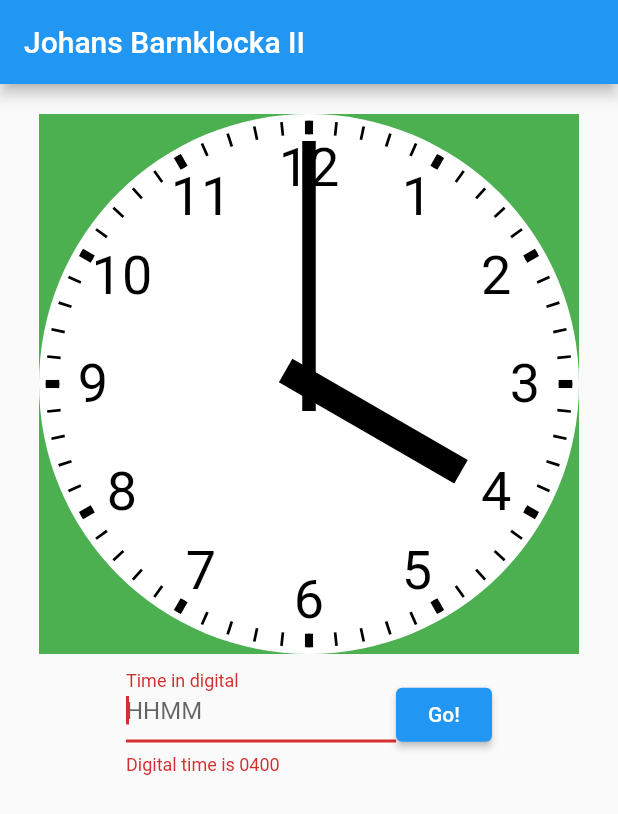
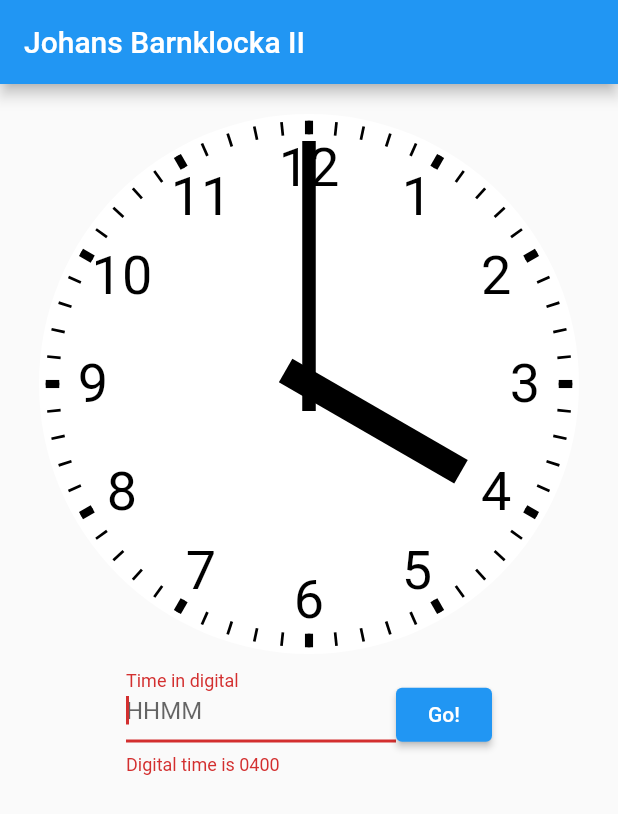
Before and after one commit to walles/barnklocka2, a Flutter app: the screen it shows after launch, after a tap on "Go!", on a phone screen of 412 x 824 dp. Shown: the top 814 px of the screen. Run offline on Flutter 3.47's test engine with Material 2 defaults, Android fonts, the phone set to English and light mode, and no system bars.

Commit message:
Drop development-only code

```diff
--- a/lib/clock.dart
+++ b/lib/clock.dart
@@ -40,10 +40,6 @@ class _ClockPainter extends CustomPainter {
   void paint(Canvas canvas, Size size) {
     // We should be inside an AspectRatio(1.0) widget
     assert((size.width - size.height) < 1.0, '${size.width} vs ${size.height}');
-
-    // FIXME: Maybe drop one or both of these lines?
-    canvas.clipRect(Rect.fromLTRB(0, 0, size.width, size.height));
-    canvas.drawColor(Colors.green, BlendMode.src);
 
     _paintClockFaceBackground(canvas, size.width);
     _paintNumbers(canvas, size.width);
```
